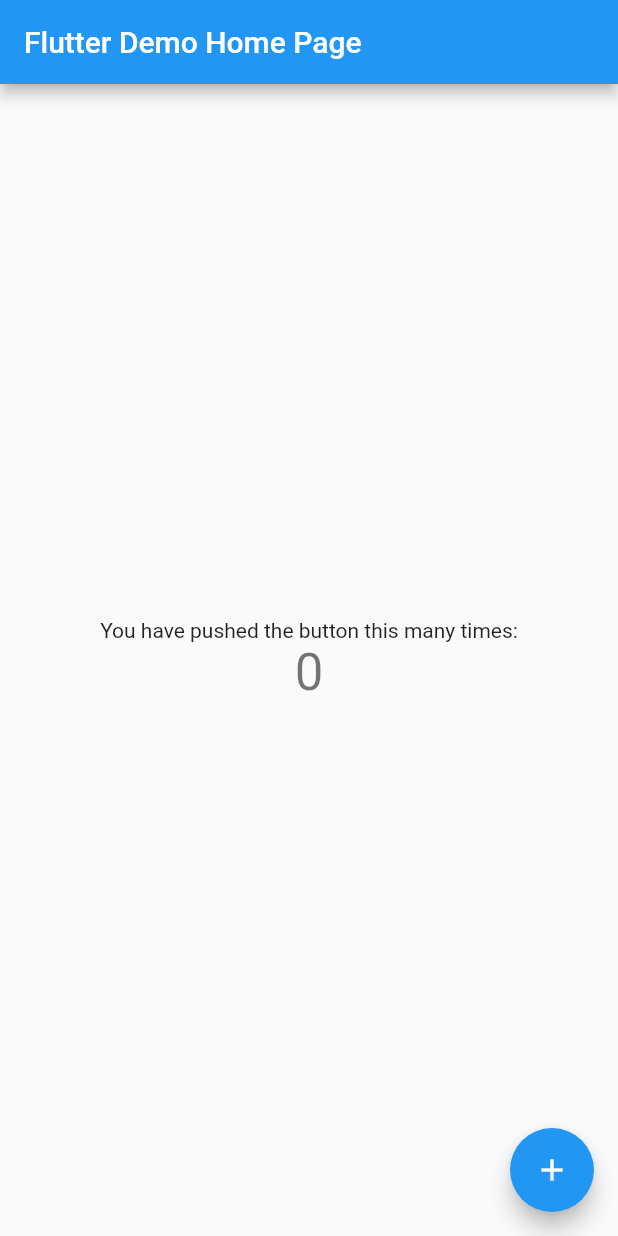
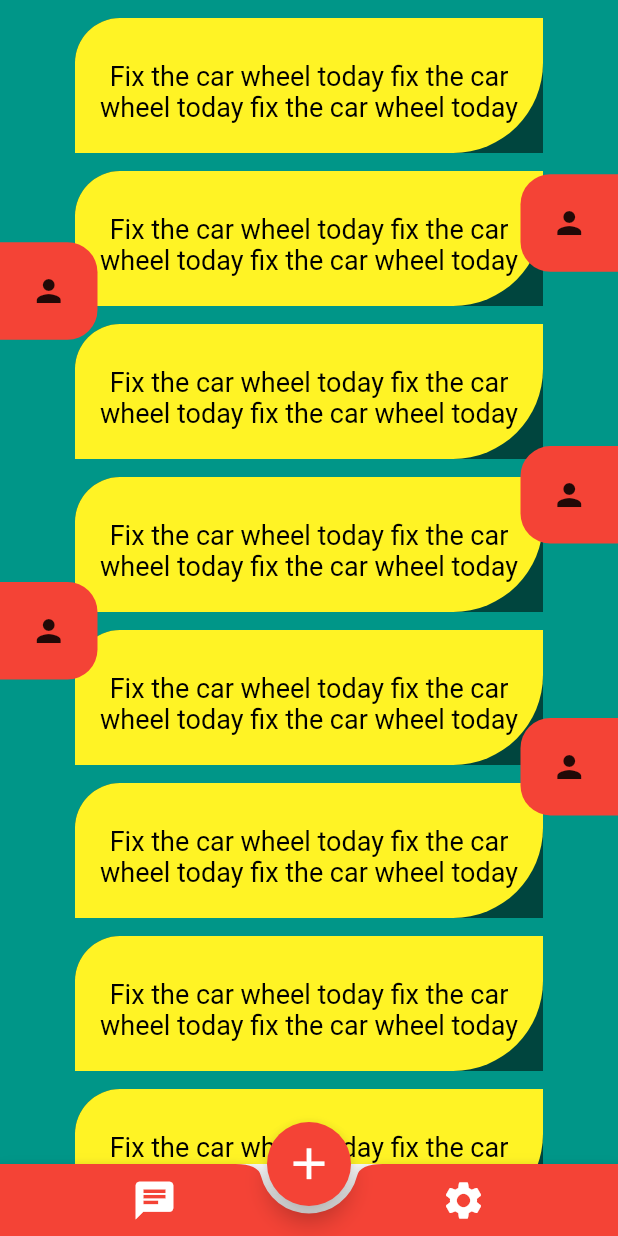
Before and after one commit to IbrahimAlqayyas/family_responsibilities, a Flutter app: the screen it shows after launch, on a phone screen of 412 x 824 dp. Run offline on Flutter 3.47's test engine with Material 2 defaults, Android fonts, the phone set to English and light mode, and no system bars; our stand-ins replace firebase_database; accounts and stored records are empty.

Commit message:
First Screen version (1) is done before adding firebase database

```diff
--- a/lib/main.dart
+++ b/lib/main.dart
@@ -1,117 +1,11 @@
 import 'package:flutter/material.dart';
+import 'package:family_responsibilities/views/first_screen.dart';
 
 void main() {
-  runApp(MyApp());
+  runApp(
+      MaterialApp(
+        title: 'Family Responsibility Organization',
+        home: FirstScreen(),
+      )
+  );
 }
-
-class MyApp extends StatelessWidget {
-  // This widget is the root of your application.
-  @override
-  Widget build(BuildContext context) {
-    return MaterialApp(
-      title: 'Flutter Demo',
-      theme: ThemeData(
-        // This is the theme of your application.
-        //
-        // Try running your application with "flutter run". You'll see the
-        // application has a blue toolbar. Then, without quitting the app, try
-        // changing the primarySwatch below to Colors.green and then invoke
-        // "hot reload" (press "r" in the console where you ran "flutter run",
-        // or simply save your changes to "hot reload" in a Flutter IDE).
-        // Notice that the counter didn't reset back to zero; the application
-        // is not restarted.
-        primarySwatch: Colors.blue,
-        // This makes the visual density adapt to the platform that you run
-        // the app on. For desktop platforms, the controls will be smaller and
-        // closer together (more dense) than on mobile platforms.
-        visualDensity: VisualDensity.adaptivePlatformDensity,
-      ),
-      home: MyHomePage(title: 'Flutter Demo Home Page'),
-    );
-  }
-}
-
-class MyHomePage extends StatefulWidget {
-  MyHomePage({Key key, this.title}) : super(key: key);
-
-  // This widget is the home page of your application. It is stateful, meaning
-  // that it has a State object (defined below) that contains fields that affect
-  // how it looks.
-
-  // This class is the configuration for the state. It holds the values (in this
-  // case the title) provided by the parent (in this case the App widget) and
-  // used by the build method of the State. Fields in a Widget subclass are
-  // always marked "final".
-
-  final String title;
-
-  @override
-  _MyHomePageState createState() => _MyHomePageState();
-}
-
-class _MyHomePageState extends State<MyHomePage> {
-  int _counter = 0;
-
-  void _incrementCounter() {
-    setState(() {
-      // This call to setState tells the Flutter framework that something has
-      // changed in this State, which causes it to rerun the build method below
-      // so that the display can reflect the updated values. If we changed
-      // _counter without calling setState(), then the build method would not be
-      // called again, and so nothing would appear to happen.
-      _counter++;
-    });
-  }
-
-  @override
-  Widget build(BuildContext context) {
-    // This method is rerun every time setState is called, for instance as done
-    // by the _incrementCounter method above.
-    //
-    // The Flutter framework has been optimized to make rerunning build methods
-    // fast, so that you can just rebuild anything that needs updating rather
-    // than having to individually change instances of widgets.
-    return Scaffold(
-      appBar: AppBar(
-        // Here we take the value from the MyHomePage object that was created by
-        // the App.build method, and use it to set our appbar title.
-        title: Text(widget.title),
-      ),
-      body: Center(
-        // Center is a layout widget. It takes a single child and positions it
-        // in the middle of the parent.
-        child: Column(
-          // Column is also a layout widget. It takes a list of children and
-          // arranges them vertically. By default, it sizes itself to fit its
-          // children horizontally, and tries to be as tall as its parent.
-          //
-          // Invoke "debug painting" (press "p" in the console, choose the
-          // "Toggle Debug Paint" action from the Flutter Inspector in Android
-          // Studio, or the "Toggle Debug Paint" command in Visual Studio Code)
-          // to see the wireframe for each widget.
-          //
-          // Column has various properties to control how it sizes itself and
-          // how it positions its children. Here we use mainAxisAlignment to
-          // center the children vertically; the main axis here is the vertical
-          // axis because Columns are vertical (the cross axis would be
-          // horizontal).
-          mainAxisAlignment: MainAxisAlignment.center,
-          children: <Widget>[
-            Text(
-              'You have pushed the button this many times:',
-            ),
-            Text(
-              '$_counter',
-              style: Theme.of(context).textTheme.headline4,
-            ),
-          ],
-        ),
-      ),
-      floatingActionButton: FloatingActionButton(
-        onPressed: _incrementCounter,
-        tooltip: 'Increment',
-        child: Icon(Icons.add),
-      ), // This trailing comma makes auto-formatting nicer for build methods.
-    );
-  }
-}
--- /dev/null
+++ b/lib/models/task.dart
@@ -0,0 +1,8 @@
+class Task {
+  String taskId;
+  String taskAssignedUser;
+  String taskContent;
+  DateTime taskDateTime;
+
+  Task({this.taskId, this.taskContent, this.taskAssignedUser, this.taskDateTime});
+}
--- /dev/null
+++ b/lib/models/user.dart
@@ -0,0 +1,11 @@
+
+class User {
+  String userName = 'Ahmed';
+  String userType = 'parent';
+  int userBackgroundColor;
+  int userTextColor;
+
+  User({this.userName, this.userType, this.userBackgroundColor, this.userTextColor});
+
+  //String get backgroundColor => this.userBackgroundColor;
+}
--- /dev/null
+++ b/lib/views/first_screen.dart
@@ -0,0 +1,276 @@
+import 'package:flutter/cupertino.dart';
+import 'package:flutter/material.dart';
+import 'package:family_responsibilities/models/task.dart';
+import 'package:family_responsibilities/models/user.dart';
+import 'package:firebase_database/firebase_database.dart';
+
+
+class FirstScreen extends StatefulWidget {
+  @override
+  State<StatefulWidget> createState() {
+    return _FirstScreenState();
+  }
+}
+
+class _FirstScreenState extends State<FirstScreen> {
+  User _user = User();
+  Task _task = Task();
+  List<String> _taskList = [
+    'Fix the car wheel today fix the car wheel today fix the car wheel today',
+    'Fix the car wheel today fix the car wheel today fix the car wheel today',
+    'Fix the car wheel today fix the car wheel today fix the car wheel today',
+    'Fix the car wheel today fix the car wheel today fix the car wheel today',
+    'Fix the car wheel today fix the car wheel today fix the car wheel today',
+    'Fix the car wheel today fix the car wheel today fix the car wheel today',
+    'Fix the car wheel today fix the car wheel today fix the car wheel today',
+    'Fix the car wheel today fix the car wheel today fix the car wheel today',
+    'Fix the car wheel today fix the car wheel today fix the car wheel today',
+    'Fix the car wheel today fix the car wheel today fix the car wheel today',
+    'Fix the car wheel today fix the car wheel today fix the car wheel today',
+    'Fix the car wheel today fix the car wheel today fix the car wheel today',
+    'Fix the car wheel today fix the car wheel today fix the car wheel today',
+    'Fix the car wheel today fix the car wheel today fix the car wheel today',
+    'Fix the car wheel today fix the car wheel today fix the car wheel today',
+    'Fix the car wheel today fix the car wheel today fix the car wheel today',
+    'Fix the car wheel today fix the car wheel today fix the car wheel today'
+  ];
+
+  @override
+  void initState() {
+    _user.userBackgroundColor = 0xFFFFF325; // from the firebase
+    _user.userTextColor = 0xFF000000; // from the firebase
+    _task.taskContent =
+        'Fix the car wheel today fix the car wheel today fix the car wheel today'; // from the firebase
+    super.initState();
+  }
+
+  @override
+  Widget build(BuildContext context) {
+    return Material(
+      child: SafeArea(
+        child: Scaffold(
+          floatingActionButton: FloatingActionButton(
+
+            onPressed: () {/******************/},
+            child: Icon(
+              Icons.add,
+              color: Colors.white,
+              size: 35,
+            ),
+            backgroundColor: Colors.red,
+          ),
+          floatingActionButtonLocation:
+              FloatingActionButtonLocation.centerDocked,
+          bottomNavigationBar: BottomAppBar(
+            shape: CircularNotchedRectangle(),
+            notchMargin: 5.0,
+            color: Colors.red,
+            elevation: 5,
+            child: Row(
+              mainAxisAlignment: MainAxisAlignment.spaceAround,
+              children: [
+                IconButton(
+                  icon: Icon(Icons.chat, color: Colors.white, size: 30),
+                  onPressed: (){/*******************/},
+                ),
+                IconButton(
+                  icon: Icon(Icons.settings, color: Colors.white, size: 30),
+                  onPressed: (){/*******************/},
+                ),
+              ],
+            ),
+          ),
+          /****************************************************************/
+          body: Container(
+            color: Colors.teal,
+            height: double.infinity,
+            width: double.infinity,
+            child: Column(
+              children: [
+                ///a stack of 3 aligned columns
+                Expanded(
+                  child: Stack(
+                    children: [
+                      ///column #2 - note list tiles
+                      ListView.builder(
+                        padding: EdgeInsets.symmetric(horizontal: 50),
+                        itemBuilder: (context, index) {
+                          return Stack(
+                            children: [
+                              Container(
+                                //shadow
+                                height: 90,
+                                margin: EdgeInsets.only(top: 12),
+                                decoration: BoxDecoration(
+                                  color: Colors.black54,
+                                  borderRadius: BorderRadius.only(
+                                    topLeft: Radius.circular(30),
+                                    //bottomRight: Radius.circular(30),
+                                  ),
+                                ),
+                              ),
+                              Container(
+                                //list tile container
+                                height: 90,
+                                margin: EdgeInsets.only(top: 12),
+                                decoration: BoxDecoration(
+                                  color: Color(_user.userBackgroundColor),
+                                  borderRadius: BorderRadius.only(
+                                    topLeft: Radius.circular(30),
+                                    bottomRight: Radius.circular(60),
+                                  ),
+                                ),
+                                child: LongPressDraggable<Task>(
+                                  data: _task,
+                                  child: ListTile(
+                                    title: Align(
+                                      alignment: Alignment.center,
+                                      child: Text(
+                                        _task.taskContent,
+                                        style: TextStyle(
+                                            fontSize: 18,
+                                            color: Color(_user.userTextColor)
+                                        ),
+                                        textAlign: TextAlign.center,
+                                      ),
+                                    ),
+                                    onTap: () {/**********************/},
+                                  ),
+                                  childWhenDragging: Container(
+                                    height: 55,
+                                    color: Colors.transparent,
+                                  ),
+                                  feedback: Material(
+                                    color: Colors.lightGreen,
+                                    child: Container(
+                                      height: 40,
+                                      width: 130,
+                                      decoration: BoxDecoration(
+                                        color: Colors.redAccent,
+                                        borderRadius: BorderRadius.circular(10),
+                                      ),
+                                      child: Align(
+                                        alignment: Alignment.center,
+                                        child: Text(
+                                          'Assign to',
+                                          style: TextStyle(
+                                            fontSize: 18,
+                                            color: Colors.white,
+                                          ),
+                                        ),
+                                      ),
+                                    ),
+                                  ),
+                                ),
+                              ),
+                            ],
+                          );
+                        },
+                        itemCount: _taskList.length,
+                      ),
+
+                      ///column #1 - dad & mom avatars
+                      Align(
+                        alignment: Alignment.topLeft,
+                        child: Column(
+                          children: [
+                            Spacer(
+                              flex: 1,
+                            ),
+                            Container(
+                              height: 65,
+                              width: 65,
+                              child: Icon(Icons.person),
+                              decoration: BoxDecoration(
+                                  color: Colors.red,
+                                  borderRadius: BorderRadius.only(
+                                    topRight: Radius.circular(20),
+                                    bottomRight: Radius.circular(20),
+                                  )),
+                            ),
+                            Spacer(
+                              flex: 1,
+                            ),
+                            Container(
+                              height: 65,
+                              width: 65,
+                              child: Icon(Icons.person),
+                              decoration: BoxDecoration(
+                                  color: Colors.red,
+                                  borderRadius: BorderRadius.only(
+                                    topRight: Radius.circular(20),
+                                    bottomRight: Radius.circular(20),
+                                  )),
+                            ),
+                            Spacer(
+                              flex: 2,
+                            ),
+                          ],
+                        ),
+                      ),
+
+                      ///column #3 - sons avatars
+                      Align(
+                        alignment: Alignment.topRight,
+                        child: Column(
+                          children: [
+                            Spacer(
+                              flex: 1,
+                            ),
+                            Container(
+                              height: 65,
+                              width: 65,
+                              child: Icon(Icons.person),
+                              decoration: BoxDecoration(
+                                  color: Colors.red,
+                                  borderRadius: BorderRadius.only(
+                                    topLeft: Radius.circular(20),
+                                    bottomLeft: Radius.circular(20),
+                                  )),
+                            ),
+                            Spacer(
+                              flex: 1,
+                            ),
+                            Container(
+                              height: 65,
+                              width: 65,
+                              child: Icon(Icons.person),
+                              decoration: BoxDecoration(
+                                  color: Colors.red,
+                                  borderRadius: BorderRadius.only(
+                                    topLeft: Radius.circular(20),
+                                    bottomLeft: Radius.circular(20),
+                                  )),
+                            ),
+                            Spacer(
+                              flex: 1,
+                            ),
+                            Container(
+                              height: 65,
+                              width: 65,
+                              child: Icon(Icons.person),
+                              decoration: BoxDecoration(
+                                color: Colors.red,
+                                borderRadius: BorderRadius.only(
+                                  topLeft: Radius.circular(20),
+                                  bottomLeft: Radius.circular(20),
+                                ),
+                              ),
+                            ),
+                            Spacer(
+                              flex: 2,
+                            ),
+                          ],
+                        ),
+                      ),
+                    ],
+                  ),
+                ),
+              ],
+            ),
+          ),
+        ),
+      ),
+    );
+  }
+}
--- a/pubspec.yaml
+++ b/pubspec.yaml
@@ -23,6 +23,8 @@ environment:
 dependencies:
   flutter:
     sdk: flutter
+  firebase_database: ^4.0.0
+
 
 
   # The following adds the Cupertino Icons font to your application.
```
Also changed, not shown: pubspec.lock, 5 other files.
